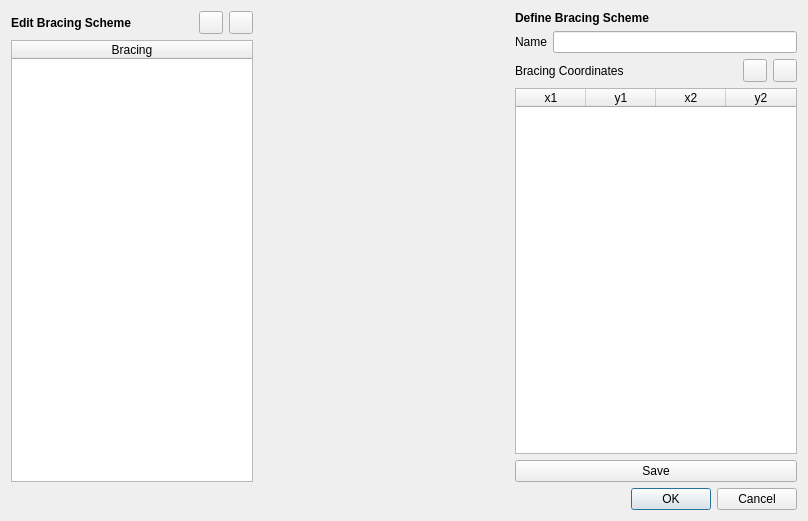
Above: UI/autobuilder_bracingscheme_v1.ui from UofT-Seismic-Design-Team/Autobuilder-3.0 before the change. Below: the same form after it.
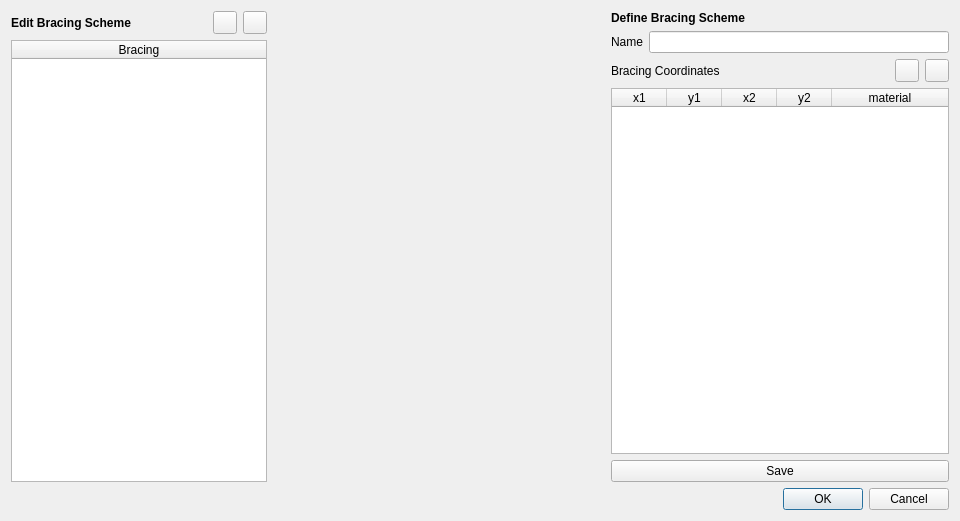
That is the form after the change. Custom widgets are drawn as their Qt base class.

What changed in the file:
```diff
--- a/UI/autobuilder_bracingscheme_v1.ui
+++ b/UI/autobuilder_bracingscheme_v1.ui
@@ -6,15 +6,15 @@
    <rect>
     <x>0</x>
     <y>0</y>
-    <width>808</width>
+    <width>960</width>
     <height>521</height>
    </rect>
   </property>
   <property name="windowTitle">
    <string>Dialog</string>
   </property>
-  <layout class="QVBoxLayout" name="verticalLayout">
-   <item>
+  <layout class="QGridLayout" name="gridLayout">
+   <item row="0" column="0">
     <layout class="QVBoxLayout" name="verticalLayout_2">
      <item>
       <layout class="QHBoxLayout" name="horizontalLayout_2">
@@ -192,9 +192,12 @@
             <number>30</number>
            </attribute>
            <attribute name="horizontalHeaderDefaultSectionSize">
-            <number>70</number>
+            <number>55</number>
            </attribute>
            <attribute name="horizontalHeaderStretchLastSection">
+            <bool>true</bool>
+           </attribute>
+           <attribute name="verticalHeaderCascadingSectionResizes">
             <bool>false</bool>
            </attribute>
            <attribute name="verticalHeaderMinimumSectionSize">
@@ -229,6 +232,11 @@
              <string>y2</string>
             </property>
            </column>
+           <column>
+            <property name="text">
+             <string>material</string>
+            </property>
+           </column>
           </widget>
          </item>
          <item>
@@ -244,7 +252,7 @@
      </item>
     </layout>
    </item>
-   <item>
+   <item row="1" column="0">
     <widget class="QDialogButtonBox" name="bracingSchemeButtonBox">
      <property name="standardButtons">
       <set>QDialogButtonBox::Cancel|QDialogButtonBox::Ok</set>
```
